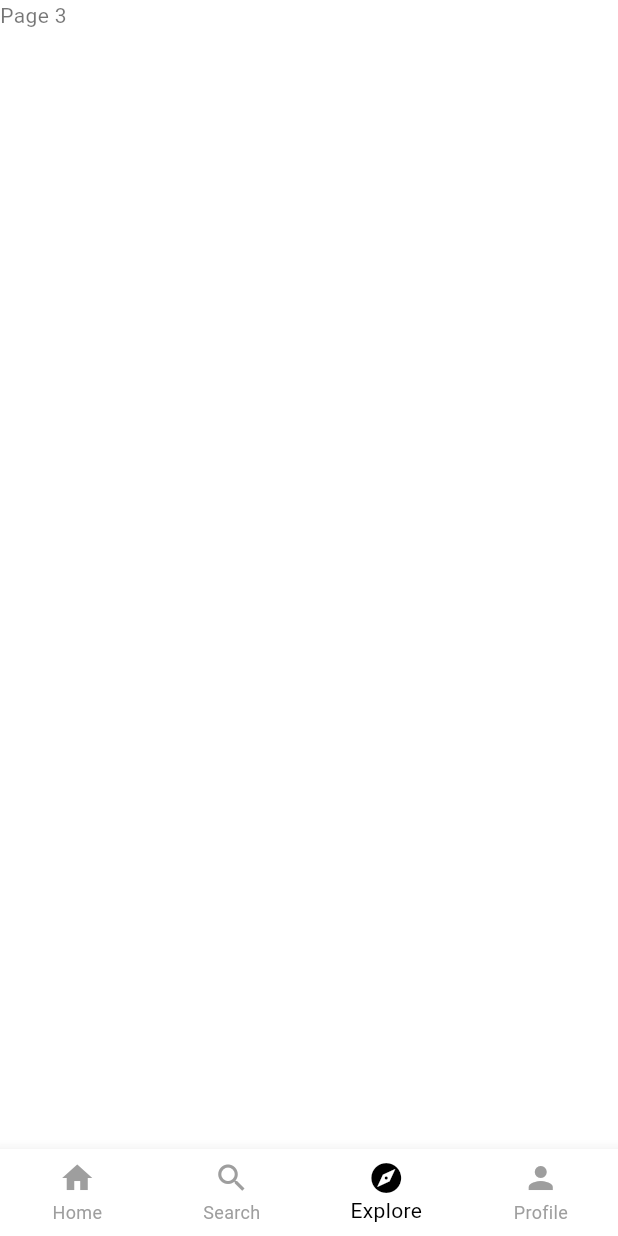
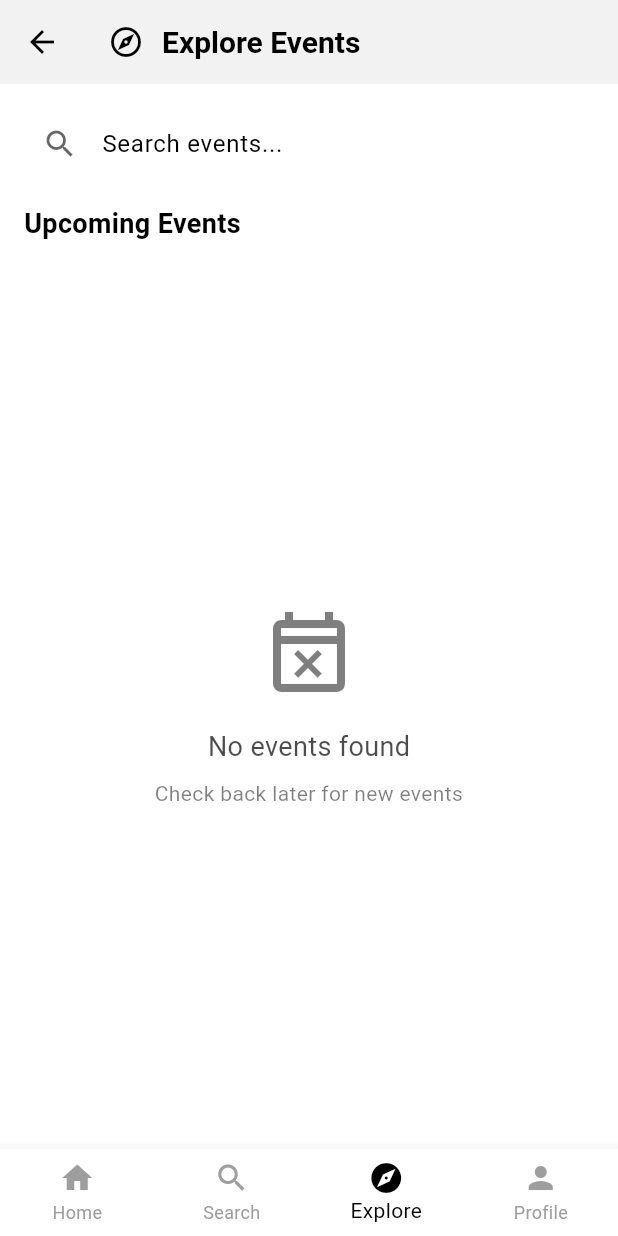
Before and after one commit to BenjaminMwambakulu/event_manager_local, a Flutter app: the MainHome screen opened by its route, item 3 of the bottom bar chosen, on a phone screen of 412 x 824 dp. Run offline on Flutter 3.47's test engine with Material 3 defaults, Android fonts, the phone set to English and light mode, and no system bars; our stand-ins replace cached_network_image, carousel_slider, qr_flutter, shared_preferences, supabase_flutter; accounts and stored records are empty.

Commit message:
feat(lib): add explore screen and update event model
- Add ExploreScreen to main home navigation
- Implement category getter in Event model
- Update event service to return empty list on fetch error

```diff
--- /dev/null
+++ b/lib/models/category_model.dart
@@ -0,0 +1,23 @@
+class CategoryModel {
+  final String id;
+  final String name;
+
+  CategoryModel({
+    required this.id,
+    required this.name,
+  });
+
+  factory CategoryModel.fromJson(Map<String, dynamic> json) {
+    return CategoryModel(
+      id: json['id'].toString(),
+      name: json['name'] ?? '',
+    );
+  }
+
+  Map<String, dynamic> toJson() {
+    return {
+      'name': name,
+    };
+  }
+
+}
--- a/lib/models/event_model.dart
+++ b/lib/models/event_model.dart
@@ -61,6 +61,8 @@ class Event {
     }
   }
 
+  get category => null;
+
   Map<String, dynamic> toJson() {
     return {
       'title': title,
--- /dev/null
+++ b/lib/screens/Explore/expolore_screen.dart
@@ -0,0 +1,429 @@
+import 'package:event_manager_local/models/category_model.dart';
+import 'package:event_manager_local/models/event_model.dart';
+import 'package:event_manager_local/services/event_service.dart';
+import 'package:event_manager_local/widgets/event_list_tiles.dart';
+import 'package:flutter/foundation.dart';
+import 'package:flutter/material.dart';
+import 'package:supabase_flutter/supabase_flutter.dart';
+
+class ExploreScreen extends StatefulWidget {
+  const ExploreScreen({super.key});
+
+  @override
+  State<ExploreScreen> createState() => _ExploreScreenState();
+}
+
+class _ExploreScreenState extends State<ExploreScreen> {
+  final SupabaseClient _supabase = Supabase.instance.client;
+  final EventService _eventService = EventService();
+  late Future<List<CategoryModel>> _categoriesFuture;
+  late Future<List<Event>> _eventsFuture;
+  String? _selectedCategory;
+  final TextEditingController _searchController = TextEditingController();
+
+  @override
+  void initState() {
+    super.initState();
+    _categoriesFuture = _getAllCategories();
+    _eventsFuture = _getAllEvents();
+  }
+
+  Future<List<CategoryModel>> _getAllCategories() async {
+    try {
+      final response = await _supabase.from('categories').select('*');
+      final convertedCategories = (response as List)
+          .map((e) => CategoryModel.fromJson(e as Map<String, dynamic>))
+          .toList();
+      return convertedCategories;
+    } catch (e) {
+      if (kDebugMode) {
+        print('Error fetching categories: $e');
+      }
+      rethrow;
+    }
+  }
+
+  Future<List<Event>> _getAllEvents() async {
+    try {
+      final response = await _eventService.getEvents();
+      return response;
+    } catch (e) {
+      if (kDebugMode) {
+        print('Error fetching events: $e');
+      }
+      rethrow;
+    }
+  }
+
+  void _refreshEvents() {
+    setState(() {
+      _eventsFuture = _getAllEvents();
+    });
+  }
+
+  void _filterByCategory(String? category) {
+    setState(() {
+      _selectedCategory = category;
+    });
+  }
+
+  List<Event> _filterEvents(List<Event> events) {
+    if (_selectedCategory == null) return events;
+    return events.where((event) => event.category == _selectedCategory).toList();
+  }
+
+  @override
+  Widget build(BuildContext context) {
+    final theme = Theme.of(context);
+    final colorScheme = theme.colorScheme;
+
+    return Scaffold(
+      appBar: AppBar(
+        title: const Row(
+          children: [
+            Icon(Icons.explore_outlined),
+            SizedBox(width: 12),
+            Text(
+              'Explore Events',
+              style: TextStyle(
+                fontWeight: FontWeight.w600,
+                fontSize: 20,
+              ),
+            ),
+          ],
+        ),
+        backgroundColor: colorScheme.surface,
+        elevation: 1,
+      ),
+      body: RefreshIndicator(
+        onRefresh: () async {
+          _refreshEvents();
+          await _eventsFuture;
+        },
+        child: CustomScrollView(
+          slivers: [
+            // Search Section
+            SliverToBoxAdapter(
+              child: Padding(
+                padding: const EdgeInsets.all(16),
+                child: Container(
+                  decoration: BoxDecoration(
+                    color: colorScheme.onPrimaryContainer.withValues( alpha :0.3),
+                    borderRadius: BorderRadius.circular(12),
+                  ),
+                  child: TextField(
+                    controller: _searchController,
+                    decoration: InputDecoration(
+                      hintText: 'Search events...',
+                      prefixIcon: Icon(Icons.search, color: colorScheme.onSurface.withValues( alpha :0.6)),
+                      border: InputBorder.none,
+                      contentPadding: const EdgeInsets.symmetric(horizontal: 16, vertical: 12),
+                    ),
+                    onChanged: (value) {
+                      // Implement search functionality
+                    },
+                  ),
+                ),
+              ),
+            ),
+
+            // Categories Section
+            SliverToBoxAdapter(
+              child: FutureBuilder<List<CategoryModel>>(
+                future: _categoriesFuture,
+                builder: (context, snapshot) {
+                  if (snapshot.connectionState == ConnectionState.waiting) {
+                    return const Padding(
+                      padding: EdgeInsets.symmetric(vertical: 16),
+                      child: Center(child: CircularProgressIndicator()),
+                    );
+                  }
+
+                  if (snapshot.hasError) {
+                    return _buildErrorSection(
+                      'Failed to load categories',
+                      onRetry: () {
+                        setState(() {
+                          _categoriesFuture = _getAllCategories();
+                        });
+                      },
+                    );
+                  }
+
+                  if (!snapshot.hasData || snapshot.data!.isEmpty) {
+                    return const SizedBox.shrink();
+                  }
+
+                  final categories = snapshot.data!;
+                  return Column(
+                    crossAxisAlignment: CrossAxisAlignment.start,
+                    children: [
+                      const Padding(
+                        padding: EdgeInsets.symmetric(horizontal: 16),
+                        child: Text(
+                          'Categories',
+                          style: TextStyle(
+                            fontSize: 18,
+                            fontWeight: FontWeight.w600,
+                          ),
+                        ),
+                      ),
+                      const SizedBox(height: 8),
+                      SizedBox(
+                        height: 50,
+                        child: ListView.separated(
+                          padding: const EdgeInsets.symmetric(horizontal: 16),
+                          scrollDirection: Axis.horizontal,
+                          itemCount: categories.length + 1, // +1 for "All" category
+                          separatorBuilder: (context, index) => const SizedBox(width: 8),
+                          itemBuilder: (context, index) {
+                            if (index == 0) {
+                              return _buildCategoryChip(
+                                'All',
+                                isSelected: _selectedCategory == null,
+                                onTap: () => _filterByCategory(null),
+                              );
+                            }
+                            final category = categories[index - 1];
+                            return _buildCategoryChip(
+                              category.name,
+                              isSelected: _selectedCategory == category.name,
+                              onTap: () => _filterByCategory(category.name),
+                            );
+                          },
+                        ),
+                      ),
+                      const SizedBox(height: 16),
+                    ],
+                  );
+                },
+              ),
+            ),
+
+            // Events Section Header
+            SliverToBoxAdapter(
+              child: Padding(
+                padding: const EdgeInsets.symmetric(horizontal: 16),
+                child: Row(
+                  mainAxisAlignment: MainAxisAlignment.spaceBetween,
+                  children: [
+                    Text(
+                      'Upcoming Events',
+                      style: TextStyle(
+                        fontSize: 18,
+                        fontWeight: FontWeight.w600,
+                        color: colorScheme.onSurface,
+                      ),
+                    ),
+                    if (_selectedCategory != null)
+                      GestureDetector(
+                        onTap: () => _filterByCategory(null),
+                        child: Text(
+                          'Clear filter',
+                          style: TextStyle(
+                            color: colorScheme.primary,
+                            fontSize: 14,
+                          ),
+                        ),
+                      ),
+                  ],
+                ),
+              ),
+            ),
+
+            const SliverToBoxAdapter(child: SizedBox(height: 16)),
+
+            // Events List
+            FutureBuilder<List<Event>>(
+              future: _eventsFuture,
+              builder: (context, snapshot) {
+                if (snapshot.connectionState == ConnectionState.waiting) {
+                  return const SliverFillRemaining(
+                    child: Center(
+                      child: Column(
+                        mainAxisAlignment: MainAxisAlignment.center,
+                        children: [
+                          CircularProgressIndicator(),
+                          SizedBox(height: 16),
+                          Text('Loading events...'),
+                        ],
+                      ),
+                    ),
+                  );
+                }
+
+                if (snapshot.hasError) {
+                  return SliverFillRemaining(
+                    child: _buildErrorSection(
+                      'Failed to load events',
+                      onRetry: _refreshEvents,
+                    ),
+                  );
+                }
+
+                if (!snapshot.hasData || snapshot.data!.isEmpty) {
+                  return SliverFillRemaining(
+                    child: Center(
+                      child: Column(
+                        mainAxisAlignment: MainAxisAlignment.center,
+                        children: [
+                          Icon(
+                            Icons.event_busy_outlined,
+                            size: 64,
+                            color: colorScheme.onSurface.withValues( alpha :0.5),
+                          ),
+                          const SizedBox(height: 16),
+                          Text(
+                            'No events found',
+                            style: TextStyle(
+                              fontSize: 18,
+                              color: colorScheme.onSurface.withValues( alpha :0.7),
+                            ),
+                          ),
+                          const SizedBox(height: 8),
+                          Text(
+                            _selectedCategory != null
+                                ? 'Try changing the category filter'
+                                : 'Check back later for new events',
+                            textAlign: TextAlign.center,
+                            style: TextStyle(
+                              color: colorScheme.onSurface.withValues( alpha :0.5),
+                            ),
+                          ),
+                        ],
+                      ),
+                    ),
+                  );
+                }
+
+                final events = _filterEvents(snapshot.data!);
+
+                if (events.isEmpty) {
+                  return SliverFillRemaining(
+                    child: Center(
+                      child: Column(
+                        mainAxisAlignment: MainAxisAlignment.center,
+                        children: [
+                          Icon(
+                            Icons.filter_alt_outlined,
+                            size: 64,
+                            color: colorScheme.onSurface.withValues( alpha :0.5),
+                          ),
+                          const SizedBox(height: 16),
+                          Text(
+                            'No events in this category',
+                            style: TextStyle(
+                              fontSize: 18,
+                              color: colorScheme.onSurface.withValues( alpha :0.7),
+                            ),
+                          ),
+                          const SizedBox(height: 16),
+                          ElevatedButton(
+                            onPressed: () => _filterByCategory(null),
+                            child: const Text('Show all events'),
+                          ),
+                        ],
+                      ),
+                    ),
+                  );
+                }
+
+                return SliverList(
+                  delegate: SliverChildBuilderDelegate(
+                    (context, index) {
+                      final event = events[index];
+                      return Padding(
+                        padding: const EdgeInsets.symmetric(horizontal: 16, vertical: 8),
+                        child: EventListTiles(
+                          events: [event],
+                          onTap: (event) {
+                            Navigator.pushNamed(
+                              context,
+                              "/event_details",
+                              arguments: event,
+                            );
+                          },
+                        ),
+                      );
+                    },
+                    childCount: events.length,
+                  ),
+                );
+              },
+            ),
+          ],
+        ),
+      ),
+    );
+  }
+
+  Widget _buildCategoryChip(
+    String category, {
+    required bool isSelected,
+    required VoidCallback onTap,
+  }) {
+    final theme = Theme.of(context);
+
+    return FilterChip(
+      label: Text(
+        category,
+        style: TextStyle(
+          fontSize: 14,
+          fontWeight: isSelected ? FontWeight.w600 : FontWeight.w500,
+          color: isSelected ? theme.colorScheme.onPrimary : theme.colorScheme.onSurface,
+        ),
+      ),
+      selected: isSelected,
+      onSelected: (_) => onTap(),
+      backgroundColor: theme.colorScheme.surfaceVariant.withValues( alpha :0.3),
+      selectedColor: theme.colorScheme.primary,
+      checkmarkColor: theme.colorScheme.onPrimary,
+      shape: RoundedRectangleBorder(
+        borderRadius: BorderRadius.circular(20),
+        side: BorderSide(
+          color: isSelected ? theme.colorScheme.primary : theme.colorScheme.outline.withValues( alpha :0.3),
+          width: 1,
+        ),
+      ),
+      padding: const EdgeInsets.symmetric(horizontal: 16, vertical: 8),
+      showCheckmark: true,
+    );
+  }
+
+  Widget _buildErrorSection(String message, {required VoidCallback onRetry}) {
+    return Padding(
+      padding: const EdgeInsets.all(16),
+      child: Column(
+        mainAxisAlignment: MainAxisAlignment.center,
+        children: [
+          Icon(
+            Icons.error_outline,
+            size: 48,
+            color: Theme.of(context).colorScheme.error,
+          ),
+          const SizedBox(height: 16),
+          Text(
+            message,
+            style: TextStyle(
+              fontSize: 16,
+              color: Theme.of(context).colorScheme.onSurface,
+            ),
+            textAlign: TextAlign.center,
+          ),
+          const SizedBox(height: 16),
+          ElevatedButton.icon(
+            onPressed: onRetry,
+            icon: const Icon(Icons.refresh),
+            label: const Text('Try Again'),
+          ),
+        ],
+      ),
+    );
+  }
+
+  @override
+  void dispose() {
+    _searchController.dispose();
+    super.dispose();
+  }
+}
--- a/lib/screens/main_home.dart
+++ b/lib/screens/main_home.dart
@@ -1,3 +1,4 @@
+import 'package:event_manager_local/screens/Explore/expolore_screen.dart';
 import 'package:event_manager_local/screens/Search/search_screen.dart';
 import 'package:flutter/material.dart';
 // import 'package:supabase_flutter/supabase_flutter.dart';
@@ -17,24 +18,9 @@ class _MainHomeState extends State<MainHome> {
   final List<Widget> _pages = [
     Home(),
     SearchScreen(),
-    Text("Page 3"),
+    ExploreScreen(),
     Text("Page 4"),
   ];
-
-  // Future<void> _signOut() async {
-  //   try {
-  //     await _supabase.auth.signOut();
-  //     if (mounted) {
-  //       Navigator.pushNamedAndRemoveUntil(context, '/login', (route) => false);
-  //     }
-  //   } catch (e) {
-  //     if (mounted) {
-  //       ScaffoldMessenger.of(context).showSnackBar(
-  //         SnackBar(content: Text('Logout failed: ${e.toString()}')),
-  //       );
-  //     }
-  //   }
-  // }
 
   @override
   Widget build(BuildContext context) {
--- a/lib/services/event_service.dart
+++ b/lib/services/event_service.dart
@@ -33,6 +33,7 @@ class EventService {
       return events;
     } catch (e) {
       debugPrint("Error fetching events: $e");
+      // Return empty list instead of null to satisfy FutureOr<List<Event>> return type
       return [];
     }
   }
```
